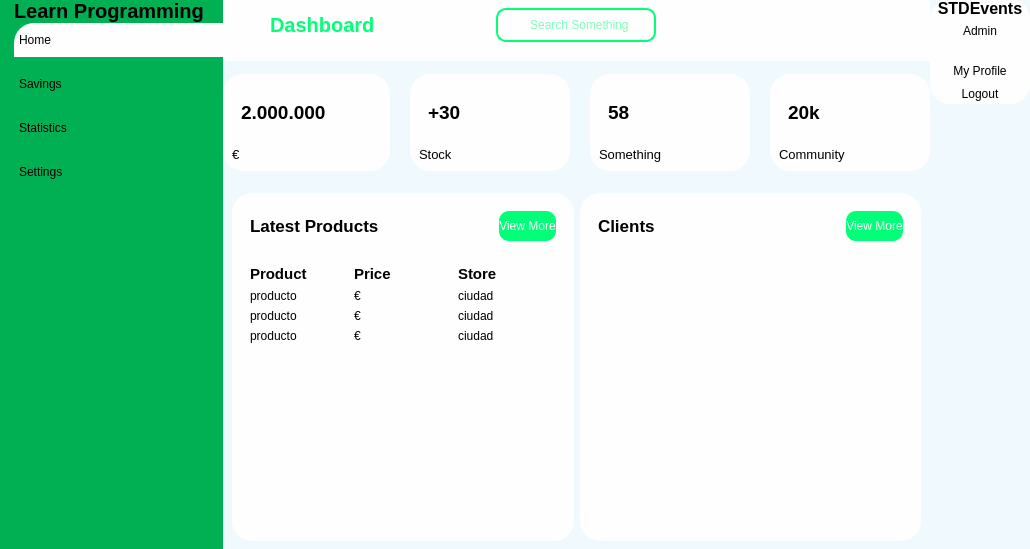
The window that src/Vista/administrador.ui (gjimec00/STDEvents) describes before a commit, drawn with Qt 5.
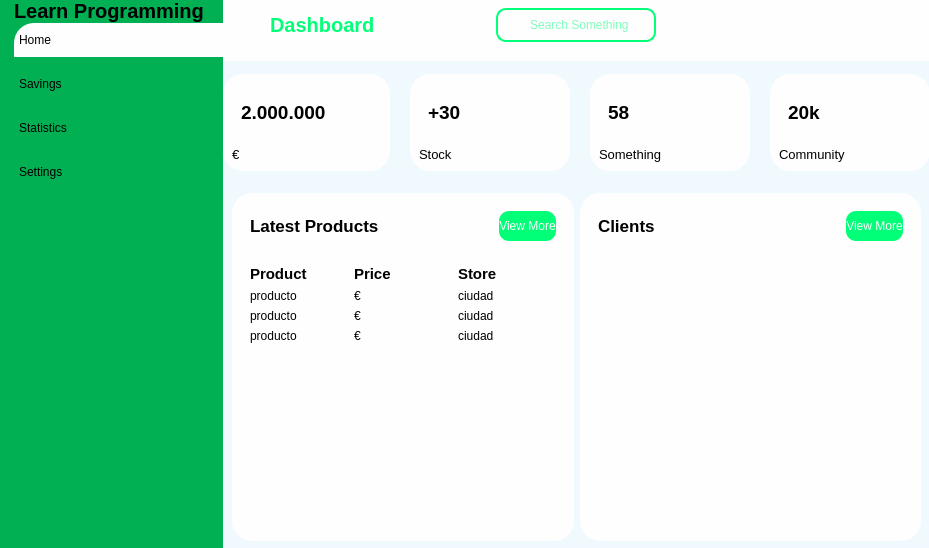
The same window after the commit. Icons and pictures are not drawn.

Commit message: añadida animacion menu derecha administrador

Diff of the .ui file:
```diff
--- a/src/Vista/administrador.ui
+++ b/src/Vista/administrador.ui
@@ -2,12 +2,15 @@
 <ui version="4.0">
  <class>administrador</class>
  <widget class="QDialog" name="administrador">
+  <property name="enabled">
+   <bool>true</bool>
+  </property>
   <property name="geometry">
    <rect>
     <x>0</x>
     <y>0</y>
-    <width>1030</width>
-    <height>549</height>
+    <width>929</width>
+    <height>548</height>
    </rect>
   </property>
   <property name="windowTitle">
@@ -83,10 +86,16 @@
     </property>
     <item>
      <widget class="QWidget" name="leftMenu" native="true">
+      <property name="enabled">
+       <bool>true</bool>
+      </property>
       <layout class="QVBoxLayout" name="verticalLayout_8">
        <property name="spacing">
         <number>0</number>
        </property>
+       <property name="sizeConstraint">
+        <enum>QLayout::SetDefaultConstraint</enum>
+       </property>
        <property name="leftMargin">
         <number>15</number>
        </property>
```
The commit also changes 3 other files.
